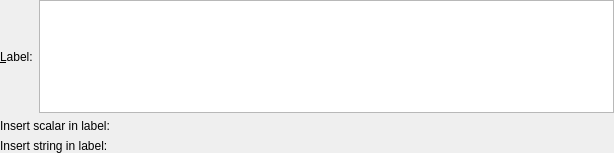
Above: src/widgets/labelbuilder.ui from Kst-plot/kst before the change. Below: the same form after it.
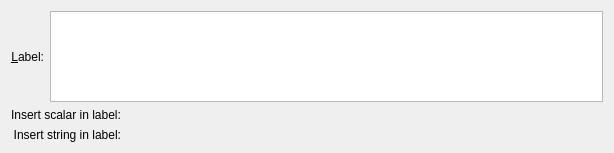
That is the form after the change. Custom widgets are drawn as their Qt base class.

```diff
--- a/src/widgets/labelbuilder.ui
+++ b/src/widgets/labelbuilder.ui
@@ -10,36 +10,42 @@
     <height>153</height>
    </rect>
   </property>
+  <property name="sizePolicy">
+   <sizepolicy hsizetype="Expanding" vsizetype="Preferred">
+    <horstretch>0</horstretch>
+    <verstretch>0</verstretch>
+   </sizepolicy>
+  </property>
   <property name="maximumSize">
    <size>
     <width>16777215</width>
     <height>16777215</height>
    </size>
   </property>
-  <layout class="QVBoxLayout" name="verticalLayout">
-   <property name="margin">
-    <number>0</number>
-   </property>
-   <item>
-    <layout class="QHBoxLayout" name="horizontalLayout_2">
-     <item>
+  <layout class="QGridLayout" name="gridLayout">
+   <item row="0" column="0">
       <widget class="QLabel" name="_Label_13">
+     <property name="sizePolicy">
+      <sizepolicy hsizetype="Fixed" vsizetype="Preferred">
+       <horstretch>0</horstretch>
+       <verstretch>0</verstretch>
+      </sizepolicy>
+     </property>
        <property name="text">
         <string>&amp;Label:</string>
        </property>
+     <property name="alignment">
+      <set>Qt::AlignRight|Qt::AlignTrailing|Qt::AlignVCenter</set>
+     </property>
        <property name="buddy">
         <cstring>_label</cstring>
        </property>
       </widget>
      </item>
-     <item>
+   <item row="0" column="1" colspan="2">
       <widget class="QPlainTextEdit" name="_label"/>
      </item>
-    </layout>
-   </item>
-   <item>
-    <layout class="QGridLayout" name="gridLayout">
-     <item row="0" column="0">
+   <item row="1" column="0" colspan="2">
       <widget class="QLabel" name="TextLabel1_2_2_2">
        <property name="sizePolicy">
         <sizepolicy hsizetype="Fixed" vsizetype="Fixed">
@@ -58,13 +64,20 @@
        </property>
       </widget>
      </item>
-     <item row="0" column="1">
-      <widget class="Kst::ScalarSelector" name="_scalars" native="true"/>
-     </item>
-     <item row="1" column="0">
+   <item row="1" column="2">
+    <widget class="Kst::ScalarSelector" name="_scalars" native="true">
+     <property name="sizePolicy">
+      <sizepolicy hsizetype="Expanding" vsizetype="Preferred">
+       <horstretch>0</horstretch>
+       <verstretch>0</verstretch>
+      </sizepolicy>
+     </property>
+    </widget>
+   </item>
+   <item row="2" column="0" colspan="2">
       <widget class="QLabel" name="TextLabel1_2_2_3">
        <property name="sizePolicy">
-        <sizepolicy hsizetype="Fixed" vsizetype="Fixed">
+      <sizepolicy hsizetype="Preferred" vsizetype="Fixed">
          <horstretch>0</horstretch>
          <verstretch>0</verstretch>
         </sizepolicy>
@@ -72,6 +85,9 @@
        <property name="text">
         <string>Insert string in label:</string>
        </property>
+     <property name="alignment">
+      <set>Qt::AlignRight|Qt::AlignTrailing|Qt::AlignVCenter</set>
+     </property>
        <property name="wordWrap">
         <bool>false</bool>
        </property>
@@ -80,10 +96,15 @@
        </property>
       </widget>
      </item>
-     <item row="1" column="1">
-      <widget class="Kst::StringSelector" name="_strings" native="true"/>
-     </item>
-    </layout>
+   <item row="2" column="2">
+    <widget class="Kst::StringSelector" name="_strings" native="true">
+     <property name="sizePolicy">
+      <sizepolicy hsizetype="Expanding" vsizetype="Preferred">
+       <horstretch>0</horstretch>
+       <verstretch>0</verstretch>
+      </sizepolicy>
+     </property>
+    </widget>
    </item>
   </layout>
  </widget>
```
Lines whose indentation alone changed are shown as unchanged.
